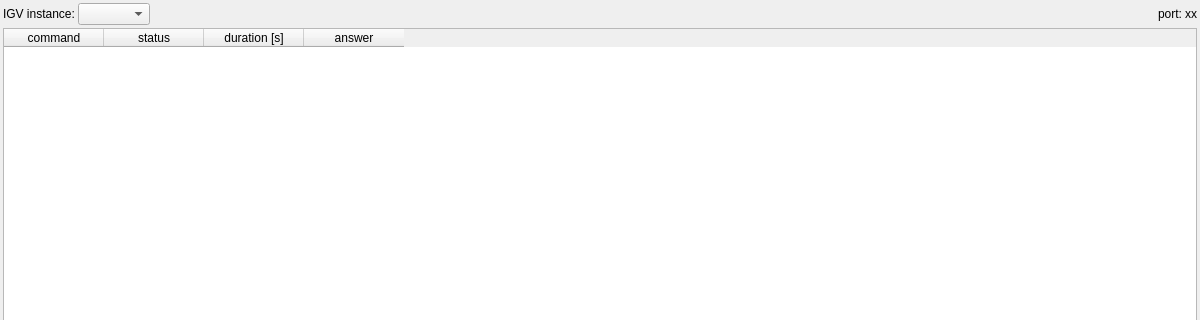
Above: src/GSvar/IgvLogWidget.ui from imgag/ngs-bits before the change; both pictures show x 0 to 1200 and y 0 to 320 of the 1200 by 600 pixel window. Below: the same form after it.
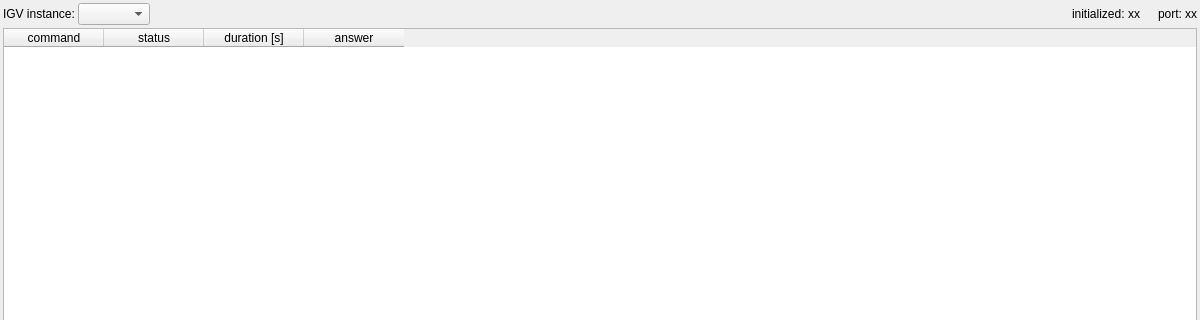
That is the form after the change.

```diff
--- a/src/GSvar/IgvLogWidget.ui
+++ b/src/GSvar/IgvLogWidget.ui
@@ -69,6 +69,39 @@
        </property>
       </spacer>
      </item>
+     <item>
+      <widget class="QLabel" name="label_2">
+       <property name="toolTip">
+        <string>Indicates if the IGV session was initialized with tracks from the analysis currently open in GSvar.</string>
+       </property>
+       <property name="text">
+        <string>initialized:</string>
+       </property>
+      </widget>
+     </item>
+     <item>
+      <widget class="QLabel" name="initialized">
+       <property name="text">
+        <string>xx</string>
+       </property>
+      </widget>
+     </item>
+     <item>
+      <spacer name="horizontalSpacer_2">
+       <property name="orientation">
+        <enum>Qt::Horizontal</enum>
+       </property>
+       <property name="sizeType">
+        <enum>QSizePolicy::Fixed</enum>
+       </property>
+       <property name="sizeHint" stdset="0">
+        <size>
+         <width>15</width>
+         <height>5</height>
+        </size>
+       </property>
+      </spacer>
+     </item>
      <item>
       <widget class="QLabel" name="label">
        <property name="text">
```
